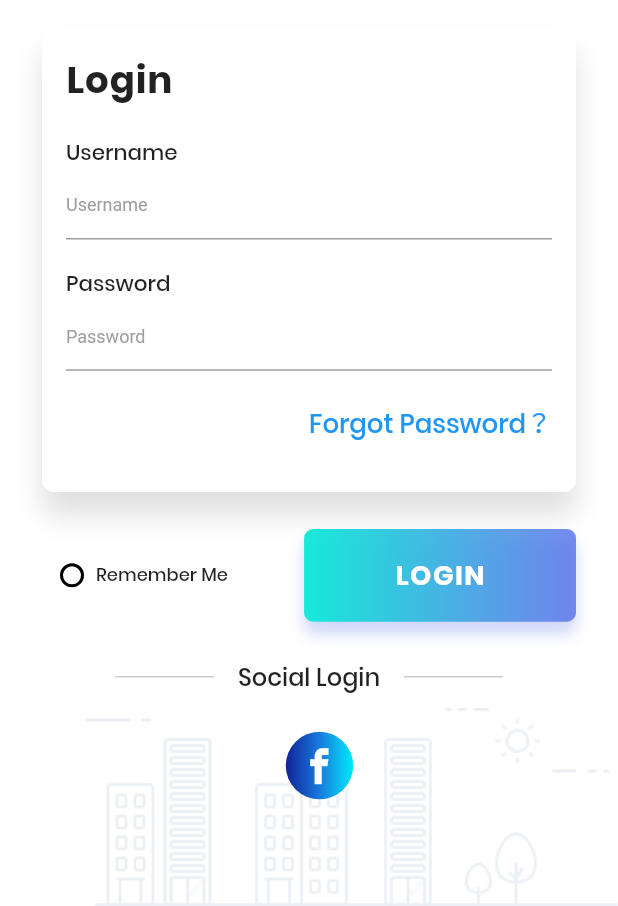
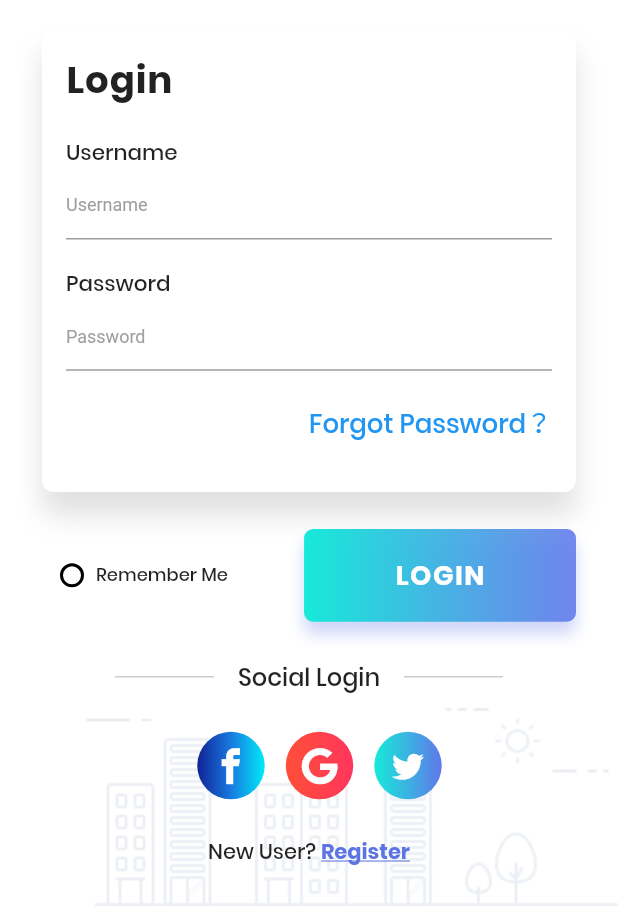
Before and after one commit to porstuart/Hitchhiker, a Flutter app: the screen it shows after launch, on a phone screen of 412 x 824 dp, the part 330-1236 px from its top. Run offline on Flutter 3.47's test engine with Material 2 defaults, Android fonts, the phone set to English and light mode, and no system bars; our stand-ins replace flutter_screenutil; Roboto replaces fonts that are missing (Montserrat).

Commit message:
Initial Commit

```diff
--- a/lib/loginScreen.dart
+++ b/lib/loginScreen.dart
@@ -13,7 +13,7 @@ class _LoginScreenState extends State<LoginScreen> {
   static const IconData facebook = IconData(0xe901, fontFamily: "CustomIcons");
   static const IconData googlePlus =
       IconData(0xe902, fontFamily: "CustomIcons");
-  static const IconData linkedin = IconData(0xe903, fontFamily: "CustomIcons");
+
   bool _isSelected = false;
 
   void _radio() {
@@ -269,6 +269,72 @@ class _LoginScreenState extends State<LoginScreen> {
                             child: Icon(facebook, color: Colors.white),
                           ),
                         ),
+                      ),
+                      Padding(
+                        padding: EdgeInsets.only(left: 14.0),
+                        child: Container(
+                          width: 45.0,
+                          height: 45.0,
+                          decoration: BoxDecoration(
+                            shape: BoxShape.circle,
+                            gradient: LinearGradient(
+                              colors: [
+                                Color(0xFFFF4F38),
+                                Color(0xFFFF355D),
+                              ],
+                              tileMode: TileMode.clamp,
+                            ),
+                          ),
+                          child: RawMaterialButton(
+                            shape: CircleBorder(),
+                            onPressed: () {},
+                            child: Icon(googlePlus, color: Colors.white),
+                          ),
+                        ),
+                      ),
+                      Padding(
+                        padding: EdgeInsets.only(left: 14.0),
+                        child: Container(
+                          width: 45.0,
+                          height: 45.0,
+                          decoration: BoxDecoration(
+                            shape: BoxShape.circle,
+                            gradient: LinearGradient(
+                              colors: [
+                                Color(0xFF17ead9),
+                                Color(0xFF6078ea),
+                              ],
+                              tileMode: TileMode.clamp,
+                            ),
+                          ),
+                          child: RawMaterialButton(
+                            shape: CircleBorder(),
+                            onPressed: () {},
+                            child: Icon(twitter, color: Colors.white),
+                          ),
+                        ),
+                      ),
+                    ],
+                  ),
+                  SizedBox(
+                    height: ScreenUtil.getInstance().setHeight(40),
+                  ),
+                  Row(
+                    mainAxisAlignment: MainAxisAlignment.center,
+                    children: <Widget>[
+                      Text(
+                        "New User? ",
+                        style: TextStyle(fontFamily: "Poppins-Medium"),
+                      ),
+                      InkWell(
+                        onTap: () {},
+                        child: Text(
+                          "Register",
+                          style: TextStyle(
+                              decoration: TextDecoration.underline,
+                              color: Color(0xFF5D74E3),
+                              fontFamily: "Poppins-Bold"),
+                        ),
                       )
                     ],
                   )
```
